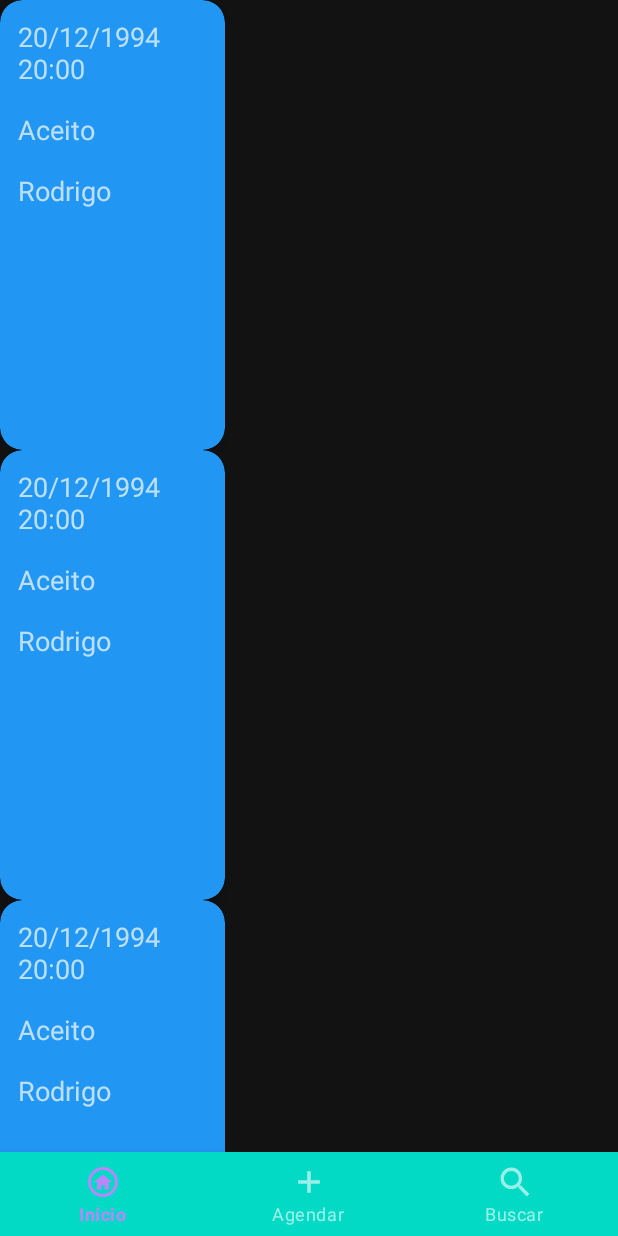
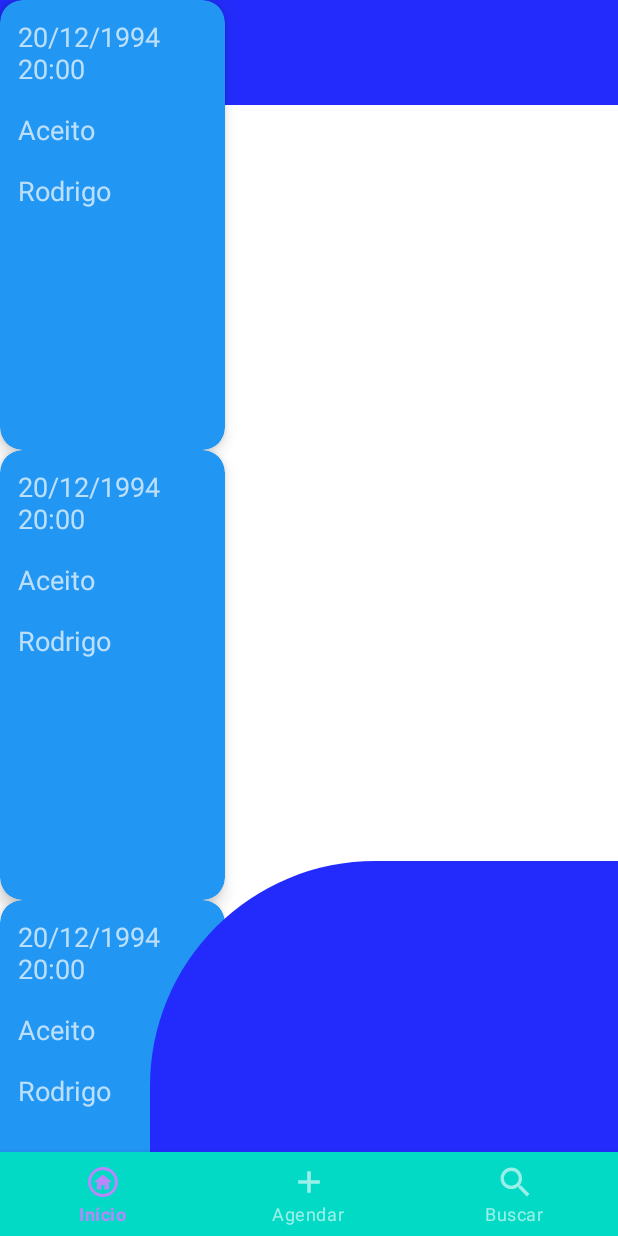
Before and after one commit to RodrigoReiis/AgendaAndroidApp, an Android app built with Jetpack Compose: the HomeActivity screen opened directly, with no data from a screen before it, on a phone screen of 412 x 824 dp. Run offline under Robolectric (Android 15) with nearby library versions, the phone set to English and light mode, and no system bars; our stand-ins replace Firebase (no records; nobody signed in at launch, a user with empty details on screens opened directly).

Commit message:
feat: Adicionado estilização no backgrond da tela de listagem de agendamentos

```diff
--- /dev/null
+++ b/app/src/main/res/drawable/coner_radius_backgrond_white.xml
@@ -0,0 +1,5 @@
+<?xml version="1.0" encoding="utf-8"?>
+<shape xmlns:android="http://schemas.android.com/apk/res/android">
+    <solid android:color="#FFFFFF" /> <!-- Define a cor de fundo do LinearLayout -->
+    <corners android:topLeftRadius="150dp" /> <!-- Define o raio dos cantos arredondados -->
+</shape>
--- /dev/null
+++ b/app/src/main/res/drawable/corner_radius_background_blue.xml
@@ -0,0 +1,5 @@
+<?xml version="1.0" encoding="utf-8"?>
+<shape xmlns:android="http://schemas.android.com/apk/res/android">
+    <solid android:color="#232bfc" /> <!-- Define a cor de fundo do LinearLayout -->
+    <corners android:topLeftRadius="150dp" /> <!-- Define o raio dos cantos arredondados -->
+</shape>
--- /dev/null
+++ b/app/src/main/res/layout/background_and_button_agendamento.xml
@@ -0,0 +1,9 @@
+<?xml version="1.0" encoding="utf-8"?>
+<androidx.constraintlayout.widget.ConstraintLayout xmlns:android="http://schemas.android.com/apk/res/android"
+    xmlns:app="http://schemas.android.com/apk/res-auto"
+    android:layout_width="match_parent"
+    android:layout_marginLeft="100dp"
+    android:layout_height="250dp"
+    android:background="@drawable/corner_radius_background_blue"
+    app:layout_constraintBottom_toBottomOf="parent">
+</androidx.constraintlayout.widget.ConstraintLayout>
--- /dev/null
+++ b/app/src/main/res/layout/background_list_agendamentos.xml
@@ -0,0 +1,15 @@
+<?xml version="1.0" encoding="utf-8"?>
+<androidx.constraintlayout.widget.ConstraintLayout xmlns:android="http://schemas.android.com/apk/res/android"
+    xmlns:app="http://schemas.android.com/apk/res-auto"
+    android:layout_width="match_parent"
+    android:layout_height="match_parent"
+    android:background="#232bfc">
+
+    <LinearLayout
+        android:layout_width="match_parent"
+        android:layout_height="match_parent"
+        android:background="@drawable/coner_radius_backgrond_white"
+        android:layout_marginTop="70dp">
+    </LinearLayout>
+
+</androidx.constraintlayout.widget.ConstraintLayout>
--- a/app/src/main/res/layout/home_layout.xml
+++ b/app/src/main/res/layout/home_layout.xml
@@ -5,12 +5,17 @@
     android:layout_height="match_parent"
     android:orientation="vertical">
 
+    <include layout="@layout/background_list_agendamentos"
+        android:id="@+id/bgListAgendamentos"></include>
 
     <androidx.recyclerview.widget.RecyclerView
         android:layout_width="match_parent"
         android:layout_height="match_parent"
         android:id="@+id/listSchedule">
     </androidx.recyclerview.widget.RecyclerView>
+
+    <include layout="@layout/background_and_button_agendamento"
+        android:id="@+id/buttonAdd"></include>
 
     <include layout="@layout/bottom_navigation"
         android:id="@+id/bottomNavigationHome"
```
